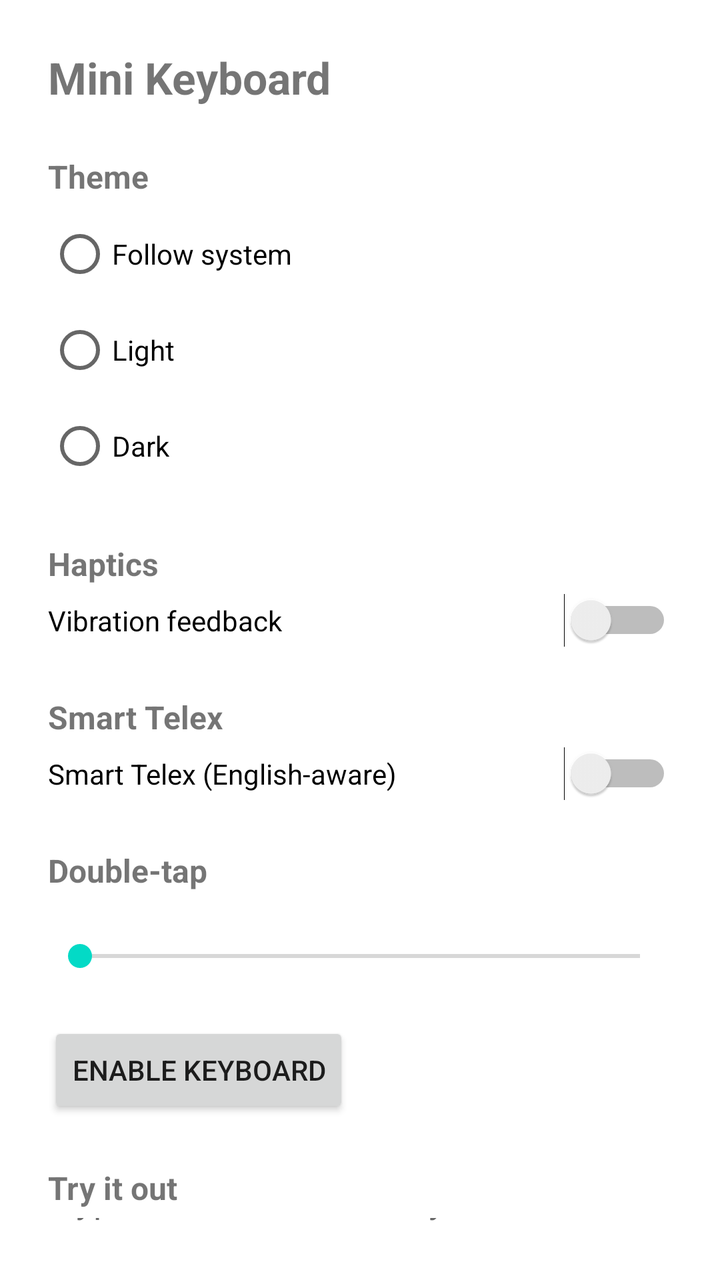
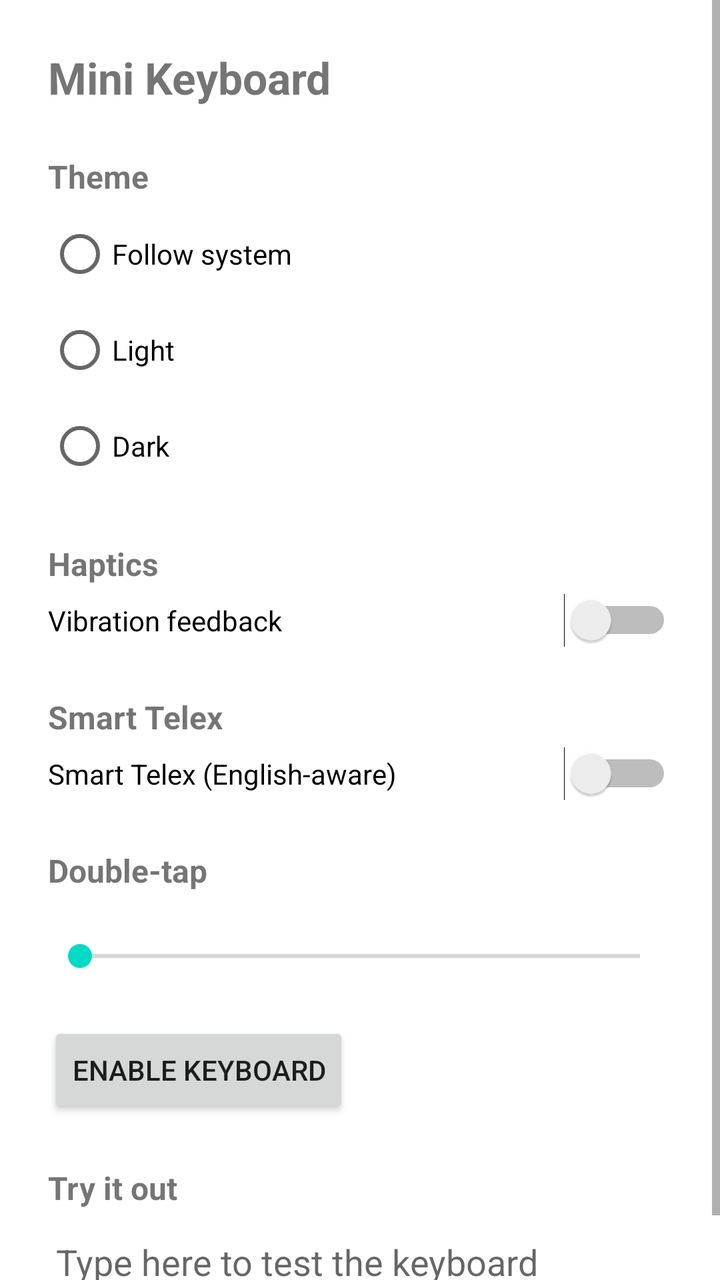

An Android layout rendered at two revisions. The XML below is the earlier revision; the diff shows what the commit changed to produce the second picture.
<!-- AndroidManifest.xml: fallback theme Theme.MaterialComponents.DayNight.NoActionBar -->
<!-- res/layout/activity_settings.xml -->
<?xml version="1.0" encoding="utf-8"?>
<LinearLayout xmlns:android="http://schemas.android.com/apk/res/android"
    android:layout_width="match_parent"
    android:layout_height="match_parent"
    android:orientation="vertical"
    android:padding="24dp">

    <TextView
        android:id="@+id/settings_title"
        android:layout_width="wrap_content"
        android:layout_height="wrap_content"
        android:text="@string/app_name"
        android:textSize="22sp"
        android:textStyle="bold" />

    <TextView
        android:layout_width="wrap_content"
        android:layout_height="wrap_content"
        android:layout_marginTop="24dp"
        android:text="@string/theme_title"
        android:textSize="16sp"
        android:textStyle="bold" />

    <RadioGroup
        android:id="@+id/theme_group"
        android:layout_width="match_parent"
        android:layout_height="wrap_content"
        android:layout_marginTop="4dp">

        <RadioButton
            android:id="@+id/theme_system"
            android:layout_width="wrap_content"
            android:layout_height="wrap_content"
            android:text="@string/theme_system" />

        <RadioButton
            android:id="@+id/theme_light"
            android:layout_width="wrap_content"
            android:layout_height="wrap_content"
            android:text="@string/theme_light" />

        <RadioButton
            android:id="@+id/theme_dark"
            android:layout_width="wrap_content"
            android:layout_height="wrap_content"
            android:text="@string/theme_dark" />
    </RadioGroup>

    <TextView
        android:layout_width="wrap_content"
        android:layout_height="wrap_content"
        android:layout_marginTop="24dp"
        android:text="@string/haptics_title"
        android:textSize="16sp"
        android:textStyle="bold" />

    <Switch
        android:id="@+id/haptic_switch"
        android:layout_width="match_parent"
        android:layout_height="wrap_content"
        android:layout_marginTop="4dp"
        android:text="@string/haptics_label" />

    <TextView
        android:layout_width="wrap_content"
        android:layout_height="wrap_content"
        android:layout_marginTop="24dp"
        android:text="@string/smart_title"
        android:textSize="16sp"
        android:textStyle="bold" />

    <Switch
        android:id="@+id/smart_switch"
        android:layout_width="match_parent"
        android:layout_height="wrap_content"
        android:layout_marginTop="4dp"
        android:text="@string/smart_label" />

    <TextView
        android:layout_width="wrap_content"
        android:layout_height="wrap_content"
        android:layout_marginTop="24dp"
        android:text="@string/double_tap_title"
        android:textSize="16sp"
        android:textStyle="bold" />

    <TextView
        android:id="@+id/double_tap_value"
        android:layout_width="wrap_content"
        android:layout_height="wrap_content"
        android:layout_marginTop="4dp"
        android:textSize="14sp" />

    <SeekBar
        android:id="@+id/double_tap_seek"
        android:layout_width="match_parent"
        android:layout_height="wrap_content"
        android:max="40" />

    <Button
        android:id="@+id/enable_button"
        android:layout_width="wrap_content"
        android:layout_height="wrap_content"
        android:layout_marginTop="24dp"
        android:text="@string/enable_button" />

    <TextView
        android:layout_width="wrap_content"
        android:layout_height="wrap_content"
        android:layout_marginTop="24dp"
        android:text="@string/test_title"
        android:textSize="16sp"
        android:textStyle="bold"
        android:labelFor="@id/test_input" />

    <EditText
        android:id="@+id/test_input"
        android:layout_width="match_parent"
        android:layout_height="wrap_content"
        android:layout_marginTop="4dp"
        android:hint="@string/test_hint"
        android:inputType="text" />


</LinearLayout>
<!-- resources referenced by this layout -->
<resources>
  <string name="app_name">Mini Keyboard</string>
  <string name="double_tap_title">Double-tap</string>
  <string name="enable_button">Enable keyboard</string>
  <string name="haptics_label">Vibration feedback</string>
  <string name="haptics_title">Haptics</string>
  <string name="smart_label">Smart Telex (English-aware)</string>
  <string name="smart_title">Smart Telex</string>
  <string name="test_hint">Type here to test the keyboard</string>
  <string name="test_title">Try it out</string>
  <string name="theme_dark">Dark</string>
  <string name="theme_light">Light</string>
  <string name="theme_system">Follow system</string>
  <string name="theme_title">Theme</string>
</resources>

<!-- the commit's change to res/layout/activity_settings.xml (unified diff, before → after) -->
@@ -1,7 +1,11 @@
 <?xml version="1.0" encoding="utf-8"?>
-<LinearLayout xmlns:android="http://schemas.android.com/apk/res/android"
+<ScrollView xmlns:android="http://schemas.android.com/apk/res/android"
     android:layout_width="match_parent"
-    android:layout_height="match_parent"
+    android:layout_height="match_parent">
+
+<LinearLayout
+    android:layout_width="match_parent"
+    android:layout_height="wrap_content"
     android:orientation="vertical"
     android:padding="24dp">
 
@@ -121,5 +125,6 @@
         android:hint="@string/test_hint"
         android:inputType="text" />
 
+</LinearLayout>
 
-</LinearLayout>
+</ScrollView>
